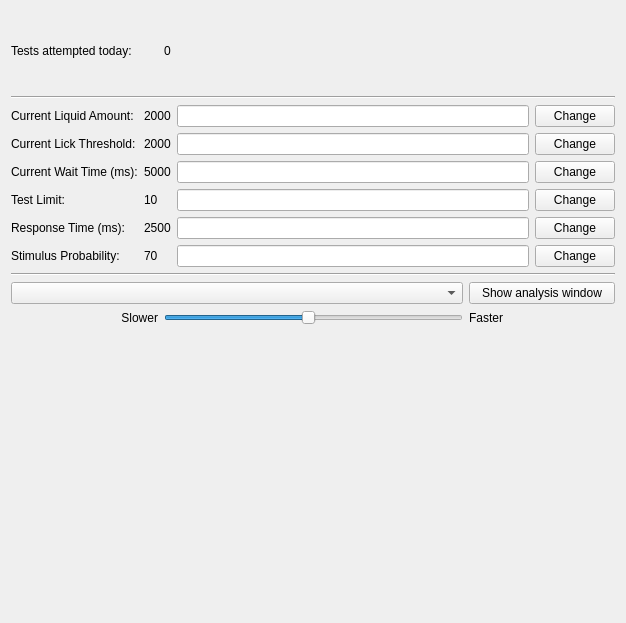
The window that Python/gui/mousewin.ui (yagarwal123/autonomouse) describes before a commit, drawn with Qt 5.
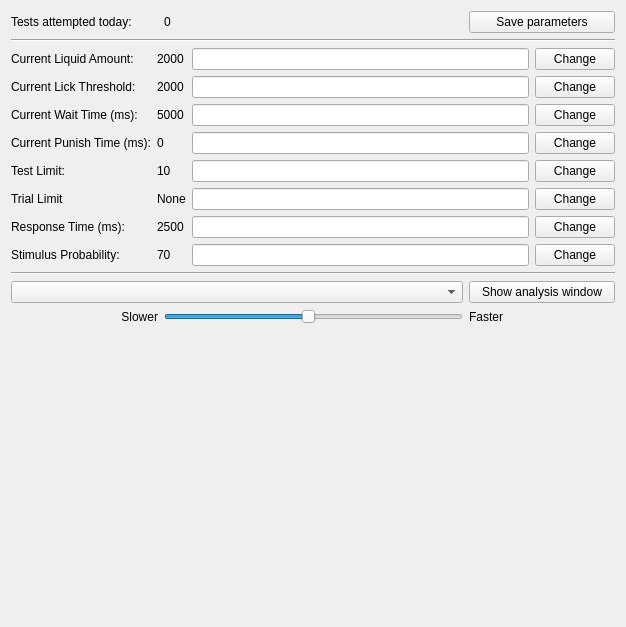
The same window after the commit. Custom widgets are drawn as their Qt base class.

```diff
--- a/Python/gui/mousewin.ui
+++ b/Python/gui/mousewin.ui
@@ -7,59 +7,27 @@
     <x>0</x>
     <y>0</y>
     <width>626</width>
-    <height>623</height>
+    <height>627</height>
    </rect>
   </property>
   <property name="windowTitle">
    <string>Form</string>
   </property>
   <layout class="QGridLayout" name="gridLayout_2">
-   <item row="3" column="0" colspan="4">
-    <widget class="Line" name="line_2">
-     <property name="orientation">
-      <enum>Qt::Horizontal</enum>
+   <item row="7" column="0" colspan="4">
+    <widget class="MplWidget" name="plotWid" native="true">
+     <property name="minimumSize">
+      <size>
+       <width>491</width>
+       <height>281</height>
+      </size>
      </property>
     </widget>
    </item>
-   <item row="4" column="0" colspan="3">
-    <widget class="QComboBox" name="test_select"/>
-   </item>
-   <item row="4" column="3">
-    <widget class="QPushButton" name="showAnalysisButton">
+   <item row="0" column="1">
+    <widget class="QLabel" name="test_no_disp">
      <property name="text">
-      <string>Show analysis window</string>
-     </property>
-    </widget>
-   </item>
-   <item row="5" column="0">
-    <widget class="QLabel" name="label_7">
-     <property name="text">
-      <string>Slower</string>
-     </property>
-     <property name="alignment">
-      <set>Qt::AlignRight|Qt::AlignTrailing|Qt::AlignVCenter</set>
-     </property>
-    </widget>
-   </item>
-   <item row="5" column="1" colspan="2">
-    <widget class="QSlider" name="speedSlider">
-     <property name="minimum">
-      <number>1</number>
-     </property>
-     <property name="maximum">
-      <number>30</number>
-     </property>
-     <property name="sliderPosition">
-      <number>15</number>
-     </property>
-     <property name="orientation">
-      <enum>Qt::Horizontal</enum>
-     </property>
-     <property name="tickPosition">
-      <enum>QSlider::NoTicks</enum>
-     </property>
-     <property name="tickInterval">
-      <number>1</number>
+      <string>0</string>
      </property>
     </widget>
    </item>
@@ -77,7 +45,7 @@
      </property>
     </widget>
    </item>
-   <item row="5" column="3">
+   <item row="6" column="3">
     <widget class="QLabel" name="label_8">
      <property name="text">
       <string>Faster</string>
@@ -87,34 +55,48 @@
      </property>
     </widget>
    </item>
-   <item row="6" column="0" colspan="4">
-    <widget class="MplWidget" name="plotWid" native="true">
-     <property name="minimumSize">
-      <size>
-       <width>491</width>
-       <height>281</height>
-      </size>
-     </property>
-    </widget>
-   </item>
    <item row="2" column="0" colspan="4">
     <layout class="QGridLayout" name="gridLayout">
-     <item row="0" column="0">
-      <widget class="QLabel" name="label_10">
+     <item row="4" column="2">
+      <widget class="QLineEdit" name="testLimLineEdit"/>
+     </item>
+     <item row="6" column="0">
+      <widget class="QLabel" name="label_6">
        <property name="text">
-        <string>Current Liquid Amount:</string>
+        <string>Response Time (ms):</string>
        </property>
       </widget>
      </item>
-     <item row="0" column="1">
-      <widget class="QLabel" name="liq_am_disp">
+     <item row="4" column="1">
+      <widget class="QLabel" name="test_lim_disp">
        <property name="text">
-        <string>2000</string>
+        <string>10</string>
        </property>
       </widget>
      </item>
-     <item row="0" column="2">
-      <widget class="QLineEdit" name="liquidLineEdit"/>
+     <item row="4" column="0">
+      <widget class="QLabel" name="label_4">
+       <property name="text">
+        <string>Test Limit:</string>
+       </property>
+      </widget>
+     </item>
+     <item row="2" column="2">
+      <widget class="QLineEdit" name="waittimeLineEdit"/>
+     </item>
+     <item row="6" column="1">
+      <widget class="QLabel" name="resp_disp">
+       <property name="text">
+        <string>2500</string>
+       </property>
+      </widget>
+     </item>
+     <item row="4" column="3">
+      <widget class="QPushButton" name="changeTestLimButton">
+       <property name="text">
+        <string>Change</string>
+       </property>
+      </widget>
      </item>
      <item row="0" column="3">
       <widget class="QPushButton" name="changeliquidButton">
@@ -123,6 +105,20 @@
        </property>
       </widget>
      </item>
+     <item row="1" column="1">
+      <widget class="QLabel" name="lick_thresh_disp">
+       <property name="text">
+        <string>2000</string>
+       </property>
+      </widget>
+     </item>
+     <item row="2" column="3">
+      <widget class="QPushButton" name="changewaittimeButton">
+       <property name="text">
+        <string>Change</string>
+       </property>
+      </widget>
+     </item>
      <item row="1" column="0">
       <widget class="QLabel" name="label_2">
        <property name="text">
@@ -130,10 +126,33 @@
        </property>
       </widget>
      </item>
-     <item row="1" column="1">
-      <widget class="QLabel" name="lick_thresh_disp">
+     <item row="0" column="2">
+      <widget class="QLineEdit" name="liquidLineEdit"/>
+     </item>
+     <item row="7" column="2">
+      <widget class="QLineEdit" name="stimProbLineEdit"/>
+     </item>
+     <item row="7" column="1">
+      <widget class="QLabel" name="stim_prob_disp">
        <property name="text">
-        <string>2000</string>
+        <string>70</string>
+       </property>
+      </widget>
+     </item>
+     <item row="7" column="3">
+      <widget class="QPushButton" name="changeStimButton">
+       <property name="text">
+        <string>Change</string>
+       </property>
+      </widget>
+     </item>
+     <item row="6" column="2">
+      <widget class="QLineEdit" name="respLineEdit"/>
+     </item>
+     <item row="6" column="3">
+      <widget class="QPushButton" name="changeRespButton">
+       <property name="text">
+        <string>Change</string>
        </property>
       </widget>
      </item>
@@ -161,83 +180,70 @@
        </property>
       </widget>
      </item>
-     <item row="2" column="2">
-      <widget class="QLineEdit" name="waittimeLineEdit"/>
-     </item>
-     <item row="2" column="3">
-      <widget class="QPushButton" name="changewaittimeButton">
+     <item row="0" column="0">
+      <widget class="QLabel" name="label_10">
        <property name="text">
-        <string>Change</string>
+        <string>Current Liquid Amount:</string>
        </property>
       </widget>
      </item>
-     <item row="3" column="0">
-      <widget class="QLabel" name="label_4">
+     <item row="5" column="1">
+      <widget class="QLabel" name="trial_lim_disp">
        <property name="text">
-        <string>Test Limit:</string>
+        <string>None</string>
        </property>
       </widget>
      </item>
-     <item row="3" column="1">
-      <widget class="QLabel" name="test_lim_disp">
+     <item row="0" column="1">
+      <widget class="QLabel" name="liq_am_disp">
        <property name="text">
-        <string>10</string>
+        <string>2000</string>
        </property>
       </widget>
      </item>
-     <item row="3" column="2">
-      <widget class="QLineEdit" name="testLimLineEdit"/>
-     </item>
-     <item row="3" column="3">
-      <widget class="QPushButton" name="changeTestLimButton">
-       <property name="text">
-        <string>Change</string>
-       </property>
-      </widget>
-     </item>
-     <item row="4" column="0">
-      <widget class="QLabel" name="label_6">
-       <property name="text">
-        <string>Response Time (ms):</string>
-       </property>
-      </widget>
-     </item>
-     <item row="4" column="1">
-      <widget class="QLabel" name="resp_disp">
-       <property name="text">
-        <string>2500</string>
-       </property>
-      </widget>
-     </item>
-     <item row="4" column="2">
-      <widget class="QLineEdit" name="respLineEdit"/>
-     </item>
-     <item row="4" column="3">
-      <widget class="QPushButton" name="changeRespButton">
-       <property name="text">
-        <string>Change</string>
-       </property>
-      </widget>
-     </item>
-     <item row="5" column="0">
+     <item row="7" column="0">
       <widget class="QLabel" name="label_9">
        <property name="text">
         <string>Stimulus Probability:</string>
        </property>
       </widget>
      </item>
-     <item row="5" column="1">
-      <widget class="QLabel" name="stim_prob_disp">
-       <property name="text">
-        <string>70</string>
-       </property>
-      </widget>
-     </item>
      <item row="5" column="2">
-      <widget class="QLineEdit" name="stimProbLineEdit"/>
+      <widget class="QLineEdit" name="trialLimLineEdit"/>
+     </item>
+     <item row="5" column="0">
+      <widget class="QLabel" name="label">
+       <property name="text">
+        <string>Trial Limit</string>
+       </property>
+      </widget>
      </item>
      <item row="5" column="3">
-      <widget class="QPushButton" name="changeStimButton">
+      <widget class="QPushButton" name="changeTrialLimButton">
+       <property name="text">
+        <string>Change</string>
+       </property>
+      </widget>
+     </item>
+     <item row="3" column="0">
+      <widget class="QLabel" name="label_11">
+       <property name="text">
+        <string>Current Punish Time (ms):</string>
+       </property>
+      </widget>
+     </item>
+     <item row="3" column="1">
+      <widget class="QLabel" name="punishtime_disp">
+       <property name="text">
+        <string>0</string>
+       </property>
+      </widget>
+     </item>
+     <item row="3" column="2">
+      <widget class="QLineEdit" name="punishtimeLineEdit"/>
+     </item>
+     <item row="3" column="3">
+      <widget class="QPushButton" name="changepunishtimeButton">
        <property name="text">
         <string>Change</string>
        </property>
@@ -245,10 +251,59 @@
      </item>
     </layout>
    </item>
-   <item row="0" column="1">
-    <widget class="QLabel" name="test_no_disp">
+   <item row="6" column="1" colspan="2">
+    <widget class="QSlider" name="speedSlider">
+     <property name="minimum">
+      <number>1</number>
+     </property>
+     <property name="maximum">
+      <number>30</number>
+     </property>
+     <property name="sliderPosition">
+      <number>15</number>
+     </property>
+     <property name="orientation">
+      <enum>Qt::Horizontal</enum>
+     </property>
+     <property name="tickPosition">
+      <enum>QSlider::NoTicks</enum>
+     </property>
+     <property name="tickInterval">
+      <number>1</number>
+     </property>
+    </widget>
+   </item>
+   <item row="5" column="3">
+    <widget class="QPushButton" name="showAnalysisButton">
      <property name="text">
-      <string>0</string>
+      <string>Show analysis window</string>
+     </property>
+    </widget>
+   </item>
+   <item row="5" column="0" colspan="3">
+    <widget class="QComboBox" name="test_select"/>
+   </item>
+   <item row="6" column="0">
+    <widget class="QLabel" name="label_7">
+     <property name="text">
+      <string>Slower</string>
+     </property>
+     <property name="alignment">
+      <set>Qt::AlignRight|Qt::AlignTrailing|Qt::AlignVCenter</set>
+     </property>
+    </widget>
+   </item>
+   <item row="3" column="0" colspan="4">
+    <widget class="Line" name="line_2">
+     <property name="orientation">
+      <enum>Qt::Horizontal</enum>
+     </property>
+    </widget>
+   </item>
+   <item row="0" column="3">
+    <widget class="QPushButton" name="saveButton">
+     <property name="text">
+      <string>Save parameters</string>
      </property>
     </widget>
    </item>
```
